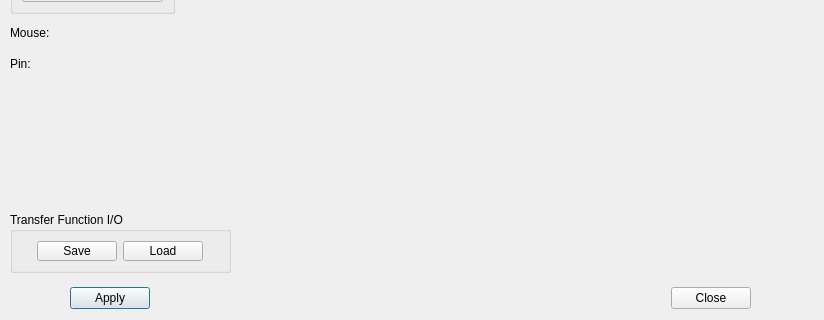
Old version of the form vox-desk-qt/src/vvtfdialog.ui in the repository deskvox/deskvox; both pictures show x 0 to 824 and y 488 to 808 of the 824 by 808 pixel window.
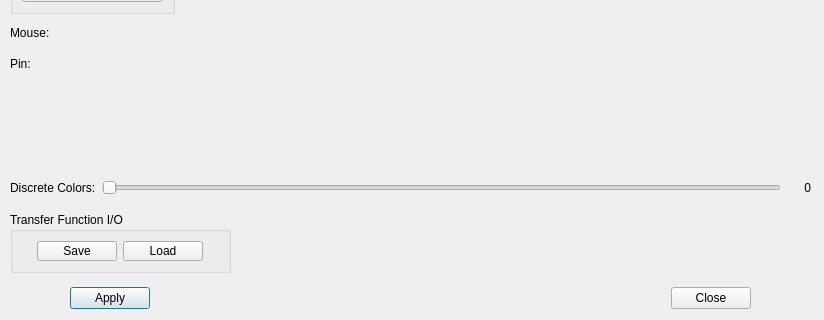
New version of the form.

Commit message: Support discrete colors in tf-editor

```diff
--- a/vox-desk-qt/src/vvtfdialog.ui
+++ b/vox-desk-qt/src/vvtfdialog.ui
@@ -418,6 +418,57 @@
     </item>
    </layout>
   </widget>
+  <widget class="QWidget" name="horizontalLayoutWidget_3">
+   <property name="geometry">
+    <rect>
+     <x>10</x>
+     <y>660</y>
+     <width>801</width>
+     <height>31</height>
+    </rect>
+   </property>
+   <layout class="QHBoxLayout" name="discrLayout">
+    <item>
+     <widget class="QLabel" name="discrTextLabel">
+      <property name="text">
+       <string>Discrete Colors:</string>
+      </property>
+     </widget>
+    </item>
+    <item>
+     <widget class="QSlider" name="discrSlider">
+      <property name="maximum">
+       <number>64</number>
+      </property>
+      <property name="orientation">
+       <enum>Qt::Horizontal</enum>
+      </property>
+     </widget>
+    </item>
+    <item>
+     <widget class="QLabel" name="discrLabel">
+      <property name="minimumSize">
+       <size>
+        <width>24</width>
+        <height>0</height>
+       </size>
+      </property>
+      <property name="maximumSize">
+       <size>
+        <width>24</width>
+        <height>16777215</height>
+       </size>
+      </property>
+      <property name="text">
+       <string>0</string>
+      </property>
+      <property name="alignment">
+       <set>Qt::AlignRight|Qt::AlignTrailing|Qt::AlignVCenter</set>
+      </property>
+     </widget>
+    </item>
+   </layout>
+  </widget>
  </widget>
  <resources/>
  <connections>
```
The commit also changes 2 other files.
